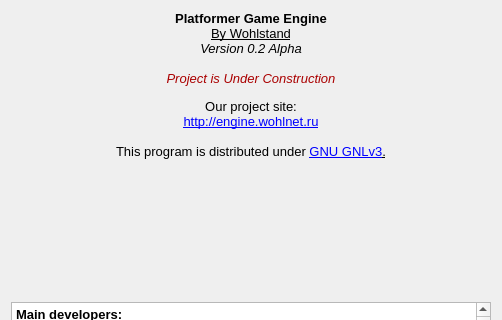
WohlSoft/Moondust-Project, file Editor/about_dialog/aboutdialog.ui: the form before one commit; both pictures show x 0 to 502 and y 0 to 320 of the 502 by 491 pixel window.
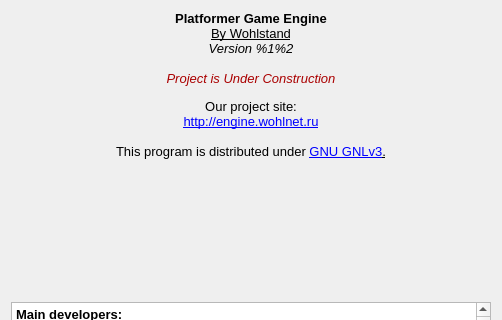
The form after the commit. Icons and pictures are not drawn.

Commit message: Added version.h - a global version number holder

```diff
--- a/Editor/about_dialog/aboutdialog.ui
+++ b/Editor/about_dialog/aboutdialog.ui
@@ -90,7 +90,7 @@
 &lt;/style&gt;&lt;/head&gt;&lt;body style=&quot; font-family:'Liberation Sans'; font-size:8pt; font-weight:600; font-style:normal;&quot;&gt;
 &lt;p align=&quot;center&quot; style=&quot; margin-top:0px; margin-bottom:0px; margin-left:0px; margin-right:0px; -qt-block-indent:0; text-indent:0px;&quot;&gt;&lt;img src=&quot;:/images/cat/cat_128.png&quot; /&gt;&lt;/p&gt;
 &lt;p align=&quot;center&quot; style=&quot; margin-top:0px; margin-bottom:0px; margin-left:0px; margin-right:0px; -qt-block-indent:0; text-indent:0px;&quot;&gt;&lt;span style=&quot; font-size:10pt;&quot;&gt;Platformer Game Engine&lt;/span&gt;&lt;/p&gt;
-&lt;p align=&quot;center&quot; style=&quot; margin-top:0px; margin-bottom:0px; margin-left:0px; margin-right:0px; -qt-block-indent:0; text-indent:0px;&quot;&gt;&lt;span style=&quot; font-size:10pt; font-weight:400; text-decoration: underline;&quot;&gt;By Wohlstand&lt;/span&gt;&lt;span style=&quot; font-size:10pt;&quot;&gt;&lt;br /&gt;&lt;/span&gt;&lt;span style=&quot; font-size:10pt; font-weight:400; font-style:italic;&quot;&gt;Version 0.2 Alpha&lt;/span&gt;&lt;/p&gt;
+&lt;p align=&quot;center&quot; style=&quot; margin-top:0px; margin-bottom:0px; margin-left:0px; margin-right:0px; -qt-block-indent:0; text-indent:0px;&quot;&gt;&lt;span style=&quot; font-size:10pt; font-weight:400; text-decoration: underline;&quot;&gt;By Wohlstand&lt;/span&gt;&lt;span style=&quot; font-size:10pt;&quot;&gt;&lt;br /&gt;&lt;/span&gt;&lt;span style=&quot; font-size:10pt; font-weight:400; font-style:italic;&quot;&gt;Version %1%2&lt;/span&gt;&lt;/p&gt;
 &lt;p align=&quot;center&quot; style=&quot;-qt-paragraph-type:empty; margin-top:0px; margin-bottom:0px; margin-left:0px; margin-right:0px; -qt-block-indent:0; text-indent:0px; font-size:10pt; font-weight:400; font-style:italic;&quot;&gt;&lt;br /&gt;&lt;/p&gt;
 &lt;p align=&quot;center&quot; style=&quot; margin-top:0px; margin-bottom:0px; margin-left:0px; margin-right:0px; -qt-block-indent:0; text-indent:0px;&quot;&gt;&lt;span style=&quot; font-size:10pt; font-weight:400; font-style:italic; color:#aa0000;&quot;&gt;Project is Under Construction&lt;/span&gt;&lt;span style=&quot; font-size:10pt; font-weight:400;&quot;&gt;&lt;br /&gt;&lt;/span&gt;&lt;/p&gt;
 &lt;p align=&quot;center&quot; style=&quot; margin-top:0px; margin-bottom:0px; margin-left:0px; margin-right:0px; -qt-block-indent:0; text-indent:0px;&quot;&gt;&lt;span style=&quot; font-size:10pt; font-weight:400;&quot;&gt;Our project site:&lt;/span&gt;&lt;/p&gt;
```
Left out of the diff: 4 changed lines with no effect on the pictures. The commit also changes 5 other files.
